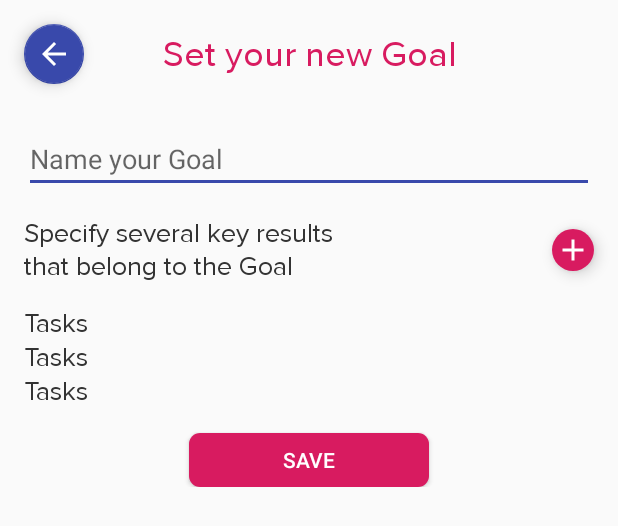
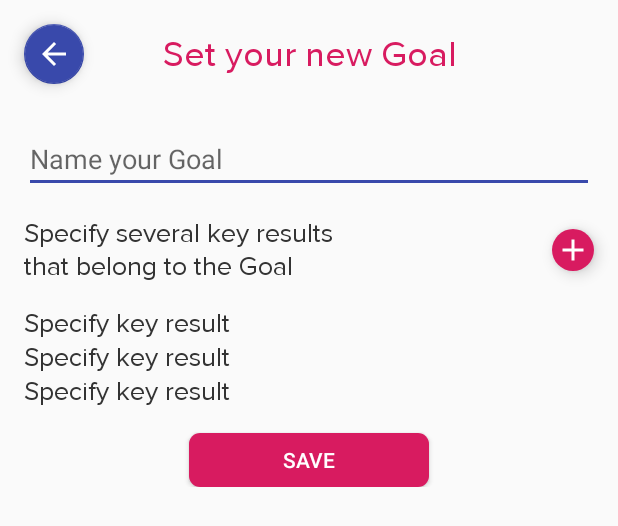
Before and after one commit to HannaYermakova/ToDoApp, an Android app: the layout fragment_add_goal.xml on its own in the app's theme, with its tools: preview values and no code run, on a phone screen of 412 x 824 dp. Shown: the top 526 px of the screen. Run offline under Robolectric (Android 15) with nearby library versions, the phone set to English and light mode, and no system bars.

Commit message:
add recycler adapter for key results

```diff
--- a/app/src/main/java/by/aermakova/todoapp/ui/goal/AddGoalFragment.kt
+++ b/app/src/main/java/by/aermakova/todoapp/ui/goal/AddGoalFragment.kt
@@ -18,7 +18,8 @@ class AddGoalFragment : BaseFragment<AddGoalViewModel, FragmentAddGoalBinding>()
     override fun onActivityCreated(savedInstanceState: Bundle?) {
         super.onActivityCreated(savedInstanceState)
         viewModel.keyResultObserver?.observe(viewLifecycleOwner, Observer {
-            Log.i("AddGoalFragment", it)
+            Log.i("AddGoalFragment", "key result: $it")
+            viewModel.addTempKeyResult(it)
         })
     }
 }
--- a/app/src/main/res/layout/fragment_add_goal.xml
+++ b/app/src/main/res/layout/fragment_add_goal.xml
@@ -80,17 +80,19 @@
                 android:background="@drawable/small_button_bg"
                 android:elevation="@dimen/elevation_button"
                 android:src="@drawable/ic_baseline_add_24"
+                app:addTitle="@{@string/add_key_result}"
                 app:layout_constraintBottom_toBottomOf="@id/key_result_title"
                 app:layout_constraintEnd_toEndOf="parent"
                 app:layout_constraintTop_toTopOf="@id/key_result_title"
-                app:openDialog="@{viewModel.addKeyResult}"
-                app:addTitle="@{@string/add_key_result}"/>
+                app:openDialog="@{viewModel.addKeyResult}" />
 
             <androidx.recyclerview.widget.RecyclerView
                 android:id="@+id/recycler_view"
                 android:layout_width="match_parent"
                 android:layout_height="wrap_content"
                 android:layout_margin="@dimen/margin_normal"
+                app:addDisposable="@{viewModel.disposable}"
+                app:bindList="@{viewModel.tempKeyResultsList}"
                 app:layout_constraintEnd_toEndOf="parent"
                 app:layout_constraintStart_toStartOf="parent"
                 app:layout_constraintTop_toBottomOf="@id/key_result_title"
--- a/app/src/main/res/layout/item_key_result.xml
+++ b/app/src/main/res/layout/item_key_result.xml
@@ -1,9 +1,21 @@
 <?xml version="1.0" encoding="utf-8"?>
-<TextView xmlns:android="http://schemas.android.com/apk/res/android"
-    xmlns:tools="http://schemas.android.com/tools"
-    android:id="@+id/key_result_item"
-    style="@style/TextRegular"
-    android:layout_width="match_parent"
-    android:layout_height="wrap_content"
-    tools:padding="@dimen/margin_small"
-    tools:text="@string/title_tasks" />
+<layout xmlns:android="http://schemas.android.com/apk/res/android"
+    xmlns:tools="http://schemas.android.com/tools">
+
+    <data>
+
+        <variable
+            name="keyResultItem"
+            type="String" />
+
+    </data>
+
+    <TextView
+        android:id="@+id/key_result_item"
+        style="@style/TextRegular"
+        android:layout_width="match_parent"
+        android:layout_height="wrap_content"
+        android:text="@{keyResultItem}"
+        tools:padding="@dimen/margin_small"
+        tools:text="@string/add_key_result" />
+</layout>
```
Also changed, not shown: app/src/main/java/by/aermakova/todoapp/ui/adapter/CustomRecyclerAdapter.kt (added, +78 -0 lines), app/src/main/java/by/aermakova/todoapp/ui/adapter/MarginItemDecorator.kt (added, +29 -0 lines), app/src/main/java/by/aermakova/todoapp/ui/goal/AddGoalViewModel.kt (+38 -0 lines), app/src/main/java/by/aermakova/todoapp/util/BindingAdapter.kt (+43 -1 lines), app/src/main/java/by/aermakova/todoapp/util/DimensConverter.kt (added, +11 -0 lines).
